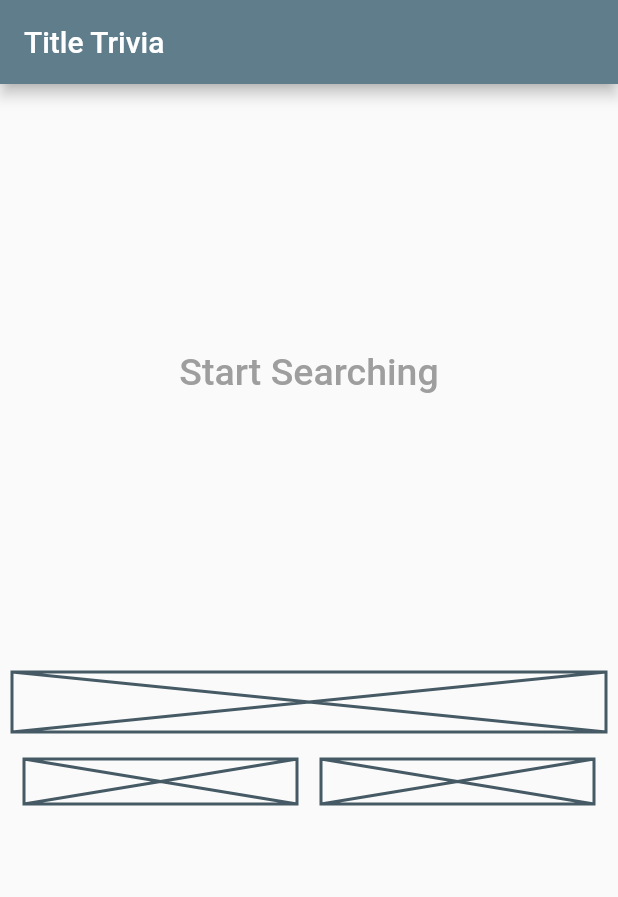
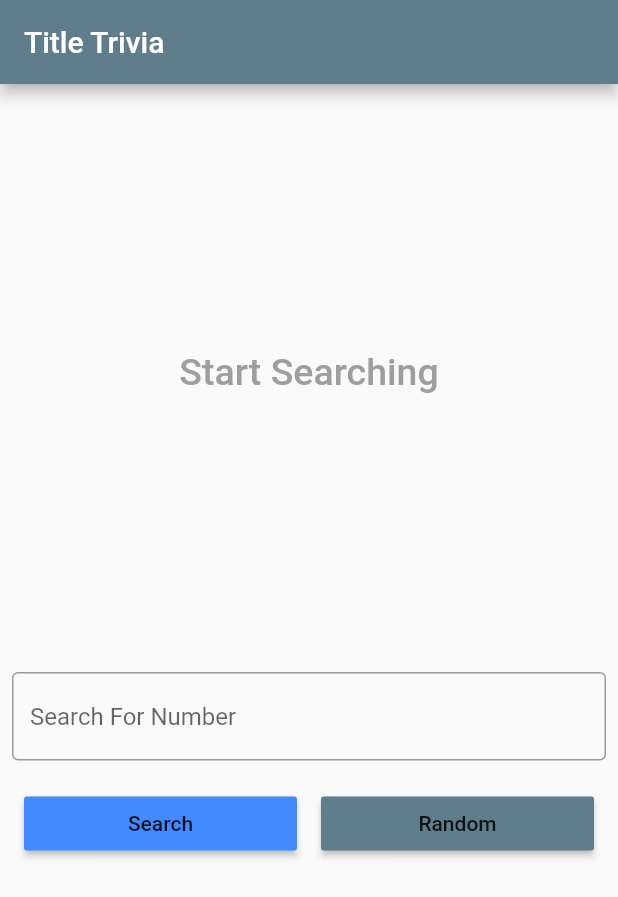
Before and after one commit to DavidPerezP124/clean_flutter_architecture, a Flutter app: the screen it shows after launch, on a phone screen of 412 x 824 dp. Shown: the top 897 px of the screen. Run offline on Flutter 3.47's test engine with Material 2 defaults, Android fonts, the phone set to English and light mode, and no system bars; our stand-ins replace bloc, dartz, data_connection_checker, equatable, flutter_bloc, get_it and 1 more.

Commit message:
added last ui elements

```diff
--- a/lib/features/number_trivia/presentation/pages/number_trivia_page.dart
+++ b/lib/features/number_trivia/presentation/pages/number_trivia_page.dart
@@ -21,7 +21,7 @@ class NumberTriviaPage extends StatelessWidget {
   BlocProvider<NumberTriviaBloc> _buildBody() {
     final _children = [
       TopWidget(),
-      bottomWidget(),
+      BottomWidget(),
     ];
     var _flexibleChildren = _children
         .map((e) => Expanded(
--- a/lib/features/number_trivia/presentation/widgets/bottom_widget_component.dart
+++ b/lib/features/number_trivia/presentation/widgets/bottom_widget_component.dart
@@ -1,21 +1,57 @@
+import 'package:clean_architecture_flutter_beguinner/features/number_trivia/domain/usecases/get_concrete_number_trivia.dart';
+import 'package:clean_architecture_flutter_beguinner/features/number_trivia/domain/usecases/get_random_number_trivia.dart';
+import 'package:clean_architecture_flutter_beguinner/features/number_trivia/presentation/bloc/bloc.dart';
 import 'package:flutter/material.dart';
+import 'package:flutter_bloc/flutter_bloc.dart';
 
-Widget bottomWidget() {
+class BottomWidget extends StatefulWidget {
+  BottomWidget({Key key}) : super(key: key);
+
+  @override
+  _BottomWidgetState createState() => _BottomWidgetState();
+}
+
+class _BottomWidgetState extends State<BottomWidget> {
+  String inputString;
+  final TextEditingController _controller = TextEditingController();
+  @override
+  Widget build(BuildContext context) {
+    return Container(
+      child: _bottomWidget(),
+    );
+  }
+
+  Widget _bottomWidget() {
     final _height = 10.0;
     final _children = [
-    Placeholder(
-      fallbackHeight: 40,
+      TextField(
+        controller: _controller,
+        decoration: InputDecoration(
+          border: OutlineInputBorder(),
+          hintText: 'Search For Number',
+        ),
+        keyboardType: TextInputType.number,
+        onSubmitted: (val) => _dispatchConcrete(),
+        onChanged: (val) {
+          setState(() {
+            inputString = val;
+          });
+        },
       ),
       SizedBox(
         height: _height,
       ),
       Row(
         children: [
-        Placeholder(
-          fallbackHeight: 30,
+          RaisedButton(
+            onPressed: _dispatchConcrete,
+            child: Text('Search'),
+            color: Theme.of(context).accentColor,
           ),
-        Placeholder(
-          fallbackHeight: 30,
+          RaisedButton(
+            onPressed: _dispatchRandom,
+            child: Text('Random'),
+            color: Theme.of(context).primaryColor,
           ),
         ]
             //  wrap children in expanded
@@ -31,3 +67,15 @@ Widget bottomWidget() {
       children: _children,
     );
   }
+
+  _dispatchConcrete() {
+    _controller.clear();
+    BlocProvider.of<NumberTriviaBloc>(context)
+        .dispatch(GetTriviaForConcreteNumber(inputString));
+  }
+
+  _dispatchRandom() {
+    BlocProvider.of<NumberTriviaBloc>(context)
+        .dispatch(GetTriviaForRandomNumber());
+  }
+}
```
Lines whose indentation alone changed are shown as unchanged.
